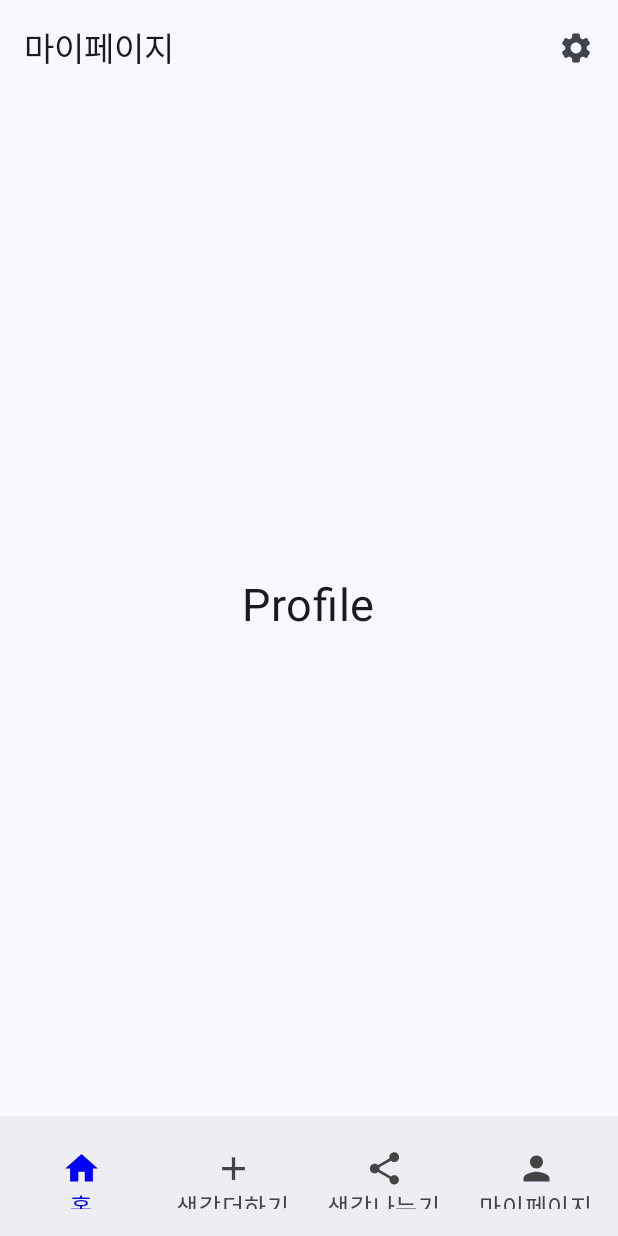
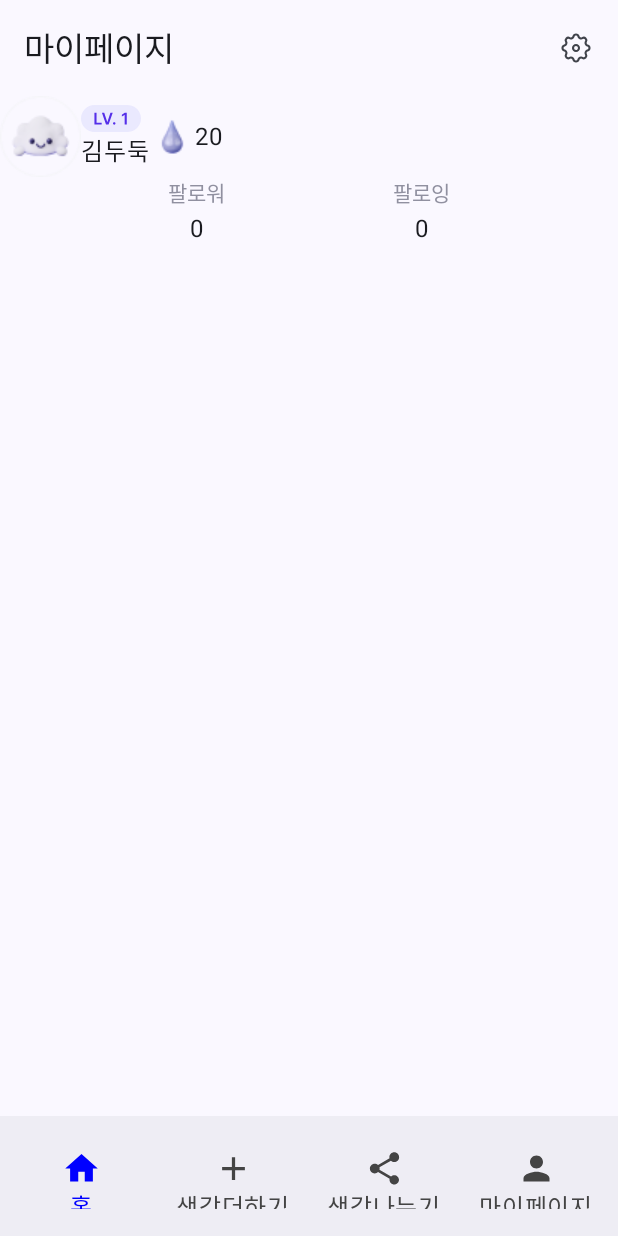
Before and after one commit to gitsuhyun/Compose-Practice, an Android app built with Jetpack Compose: the ProfileScreen screen opened through its navigation route, on a phone screen of 412 x 824 dp. Run offline under Robolectric (Android 15) with nearby library versions, the phone set to English and light mode, and no system bars; Roboto replaces fonts that are not available here.

Commit message:
[Feat] 프로필 내 정보

```diff
--- a/app/src/main/java/com/example/compose_practice/screens/ProfileScreen.kt
+++ b/app/src/main/java/com/example/compose_practice/screens/ProfileScreen.kt
@@ -1,21 +1,33 @@
 package com.example.compose_practice.screens
 
+import androidx.compose.foundation.Image
 import androidx.compose.foundation.layout.Arrangement
 import androidx.compose.foundation.layout.Box
 import androidx.compose.foundation.layout.Column
+import androidx.compose.foundation.layout.Row
+import androidx.compose.foundation.layout.Spacer
 import androidx.compose.foundation.layout.fillMaxSize
 import androidx.compose.foundation.layout.fillMaxWidth
 import androidx.compose.foundation.layout.height
 import androidx.compose.foundation.layout.padding
+import androidx.compose.foundation.layout.width
 import androidx.compose.material.icons.Icons
 import androidx.compose.material.icons.filled.Settings
 import androidx.compose.material3.*
 import androidx.compose.runtime.Composable
 import androidx.compose.ui.Alignment
 import androidx.compose.ui.Modifier
+import androidx.compose.ui.res.painterResource
+import androidx.compose.ui.text.TextStyle
 import androidx.compose.ui.tooling.preview.Preview
 import androidx.compose.ui.unit.dp
 import androidx.compose.ui.unit.sp
+import com.example.compose_practice.R
+import com.example.compose_practice.ui.theme.ComposePracticeTheme
+import com.example.compose_practice.ui.theme.GoodMoney
+import com.example.compose_practice.ui.theme.black
+import com.example.compose_practice.ui.theme.g4
+import com.example.compose_practice.ui.theme.v1
 
 @OptIn(ExperimentalMaterial3Api::class) // AppBar에 필요한 Experimental API 사용
 @Composable
@@ -26,10 +38,10 @@ fun ProfileScreen() {
                 title = { Text("마이페이지") },
                 actions = {
                     IconButton(onClick = {
-
+                        //세팅 페이지 이동
                     }) {
                         Icon(
-                            imageVector = Icons.Filled.Settings, // 기본 아이콘 설정
+                            painter = painterResource(R.drawable.ic_setting),
                             contentDescription = "Settings"
                         )
                     }
@@ -45,11 +57,39 @@ fun ProfileScreen() {
             Column(
                 modifier = Modifier
                     .fillMaxSize()
-                    .align(Alignment.Center),
-                verticalArrangement = Arrangement.Center,
-                horizontalAlignment = Alignment.CenterHorizontally
             ) {
-                Text(text = "Profile", fontSize = 30.sp)
+                Row (
+                    modifier = Modifier.fillMaxWidth(),
+                    verticalAlignment = Alignment.CenterVertically
+                ){
+                    Image(painter = painterResource(id = R.drawable.ic_profile), contentDescription = null)
+                    Column {
+                        Image(painter = painterResource(id = R.drawable.ic_level), contentDescription = null)
+                        Text(text = "김두둑")
+                    }
+                    Image(painter = painterResource(id = R.drawable.ic_dotori), contentDescription = null)
+                    Text(text = "20")
+                }
+                Row (
+                    modifier = Modifier.fillMaxWidth(),
+                    horizontalArrangement = Arrangement.SpaceEvenly
+                ){
+                    Column(
+                        verticalArrangement = Arrangement.spacedBy(2.dp, Alignment.Top),
+                        horizontalAlignment = Alignment.CenterHorizontally,
+                    ) {
+                        Text(text = "팔로워", style = TextStyle(color = g4))
+                        Text(text = "0")
+                    }
+                    Column(
+                        verticalArrangement = Arrangement.spacedBy(2.dp, Alignment.Top),
+                        horizontalAlignment = Alignment.CenterHorizontally,
+                    ) {
+                        Text(text = "팔로잉", style = TextStyle(color = g4))
+                        Text(text = "0")
+                    }
+                }
+
             }
         }
     }
--- /dev/null
+++ b/app/src/main/res/drawable/ic_level.xml
@@ -0,0 +1,17 @@
+<vector xmlns:android="http://schemas.android.com/apk/res/android"
+    android:width="40dp"
+    android:height="18dp"
+    android:viewportWidth="40"
+    android:viewportHeight="18">
+  <path
+      android:pathData="M9,0.5L31,0.5A8.5,8.5 0,0 1,39.5 9L39.5,9A8.5,8.5 0,0 1,31 17.5L9,17.5A8.5,8.5 0,0 1,0.5 9L0.5,9A8.5,8.5 0,0 1,9 0.5z"
+      android:fillColor="#EAE9FE"/>
+  <path
+      android:strokeWidth="1"
+      android:pathData="M9,0.5L31,0.5A8.5,8.5 0,0 1,39.5 9L39.5,9A8.5,8.5 0,0 1,31 17.5L9,17.5A8.5,8.5 0,0 1,0.5 9L0.5,9A8.5,8.5 0,0 1,9 0.5z"
+      android:fillColor="#00000000"
+      android:strokeColor="#EAE9FE"/>
+  <path
+      android:pathData="M8.96,13V5.223H10.357V11.818H13.794V13H8.96ZM15.479,5.223L17.499,11.356H17.585L19.615,5.223H21.151L18.401,13H16.682L13.943,5.223H15.479ZM22.17,13.086C21.708,13.086 21.332,12.71 21.332,12.248C21.332,11.797 21.708,11.421 22.17,11.421C22.61,11.421 22.997,11.797 22.997,12.248C22.997,12.71 22.61,13.086 22.17,13.086ZM30.513,5.223V13H29.106V6.587H29.063L27.248,7.747V6.469L29.17,5.223H30.513Z"
+      android:fillColor="#552FE9"/>
+</vector>
--- /dev/null
+++ b/app/src/main/res/drawable/ic_setting.xml
@@ -0,0 +1,17 @@
+<vector xmlns:android="http://schemas.android.com/apk/res/android"
+    android:width="20dp"
+    android:height="20dp"
+    android:viewportWidth="20"
+    android:viewportHeight="20">
+  <path
+      android:pathData="M11.676,2.316C11.249,0.561 8.751,0.561 8.324,2.316C8.26,2.58 8.135,2.825 7.958,3.031C7.782,3.237 7.559,3.399 7.309,3.503C7.058,3.607 6.786,3.65 6.516,3.629C6.245,3.608 5.984,3.524 5.752,3.383C4.208,2.442 2.442,4.209 3.383,5.752C3.99,6.749 3.451,8.049 2.317,8.325C0.561,8.751 0.561,11.25 2.317,11.675C2.581,11.739 2.826,11.865 3.032,12.041C3.238,12.217 3.4,12.44 3.504,12.691C3.608,12.942 3.651,13.214 3.63,13.484C3.609,13.755 3.524,14.017 3.383,14.248C2.442,15.792 4.208,17.558 5.752,16.618C5.984,16.476 6.245,16.391 6.516,16.37C6.787,16.349 7.058,16.392 7.309,16.496C7.56,16.6 7.783,16.762 7.959,16.968C8.136,17.174 8.261,17.419 8.325,17.683C8.751,19.439 11.25,19.439 11.675,17.683C11.739,17.419 11.865,17.174 12.041,16.968C12.218,16.762 12.441,16.601 12.691,16.497C12.942,16.393 13.214,16.35 13.484,16.371C13.755,16.392 14.016,16.476 14.248,16.618C15.792,17.558 17.558,15.792 16.618,14.248C16.476,14.017 16.392,13.755 16.371,13.484C16.35,13.214 16.393,12.942 16.497,12.691C16.601,12.441 16.762,12.218 16.968,12.041C17.174,11.865 17.419,11.739 17.683,11.675C19.439,11.249 19.439,8.75 17.683,8.325C17.419,8.261 17.174,8.136 16.968,7.959C16.762,7.783 16.6,7.56 16.496,7.309C16.392,7.059 16.349,6.787 16.37,6.516C16.391,6.246 16.476,5.984 16.618,5.752C17.558,4.209 15.792,2.442 14.248,3.383C14.016,3.524 13.755,3.609 13.484,3.63C13.213,3.651 12.942,3.608 12.691,3.504C12.44,3.4 12.217,3.239 12.041,3.032C11.864,2.826 11.739,2.581 11.675,2.317L11.676,2.316Z"
+      android:strokeWidth="1.4"
+      android:fillColor="#00000000"
+      android:fillType="evenOdd"
+      android:strokeColor="#212121"/>
+  <path
+      android:pathData="M12,10C12,11.105 11.105,12 10,12C8.895,12 8,11.105 8,10C8,8.895 8.895,8 10,8C11.105,8 12,8.895 12,10Z"
+      android:strokeWidth="1.4"
+      android:fillColor="#00000000"
+      android:strokeColor="#212121"/>
+</vector>
```
Also changed, not shown: app/src/main/res/drawable/ic_dotori.png (added), app/src/main/res/drawable/ic_profile.png (added).
